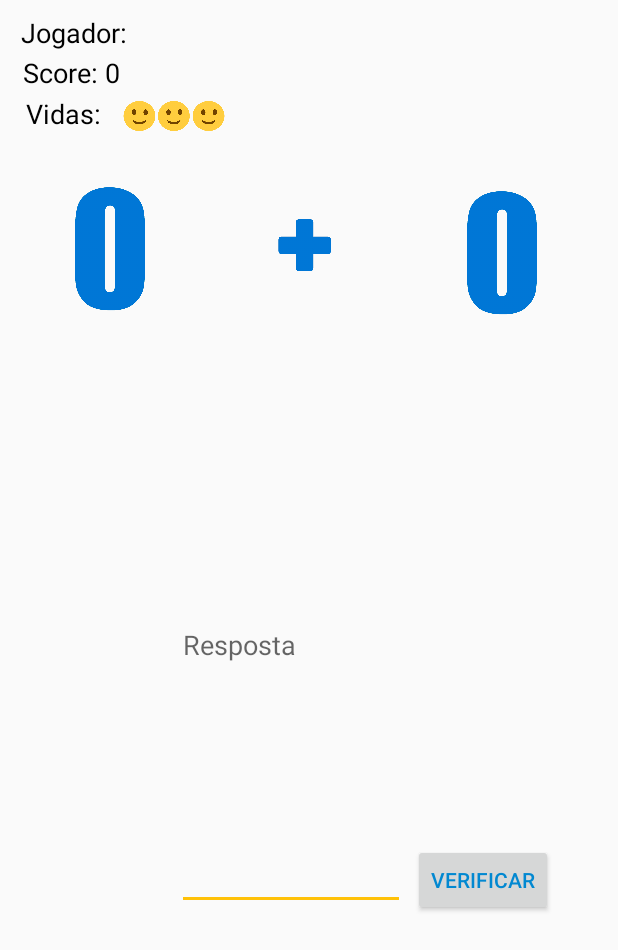
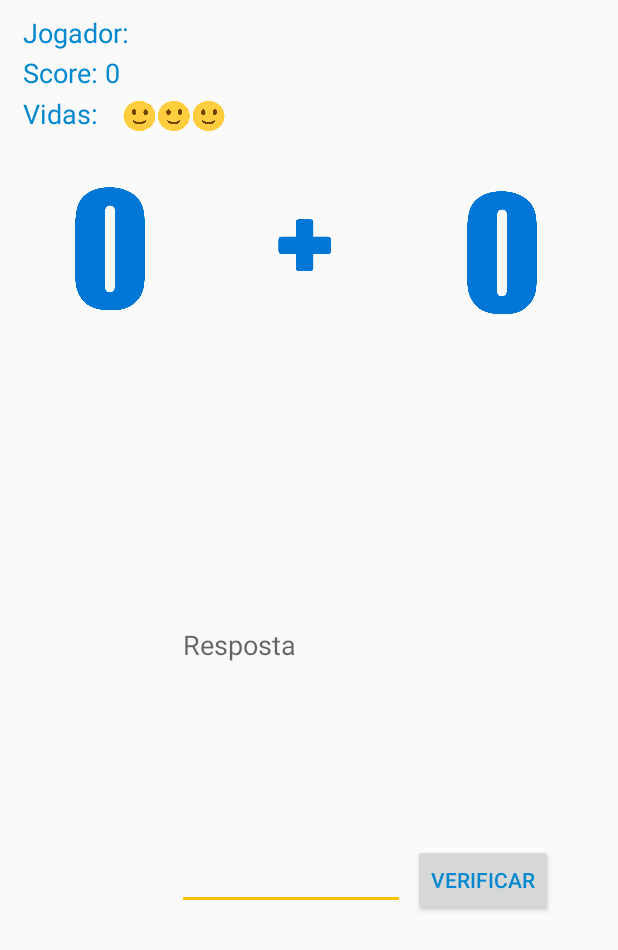
Before and after one commit to lpimentel/ContasKid2, an Android app: the layout activity_nivel1.xml on its own in the app's theme, with its tools: preview values and no code run, on a phone screen of 412 x 824 dp. Shown: the top 950 px of the screen. Run offline under Robolectric (Android 15) with nearby library versions, the phone set to English and light mode, and no system bars.

Commit message:
- Implementa alterações de cores em alguns layouts. - Versão.1.0 concluída

```diff
--- a/app/src/main/res/layout/activity_nivel1.xml
+++ b/app/src/main/res/layout/activity_nivel1.xml
@@ -14,11 +14,11 @@
         android:layout_alignParentStart="true"
         android:layout_alignParentLeft="true"
         android:layout_alignParentTop="true"
-        android:layout_marginStart="14dp"
-        android:layout_marginLeft="14dp"
+        android:layout_marginStart="15dp"
+        android:layout_marginLeft="15dp"
         android:layout_marginTop="9dp"
         android:text="@string/jogador_nome"
-        android:textColor="@android:color/background_dark"
+        android:textColor="@color/colorPrimaryDark"
         android:textSize="18sp" />
 
     <TextView
@@ -32,7 +32,7 @@
         android:layout_marginLeft="15dp"
         android:layout_marginTop="36dp"
         android:text="@string/total_score"
-        android:textColor="@android:color/background_dark"
+        android:textColor="@color/colorPrimaryDark"
         android:textSize="18sp" />
 
     <TextView
@@ -42,11 +42,11 @@
         android:layout_alignParentStart="true"
         android:layout_alignParentLeft="true"
         android:layout_alignParentTop="true"
-        android:layout_marginStart="17dp"
-        android:layout_marginLeft="17dp"
+        android:layout_marginStart="15dp"
+        android:layout_marginLeft="15dp"
         android:layout_marginTop="63dp"
         android:text="@string/et_vidas"
-        android:textColor="@android:color/background_dark"
+        android:textColor="@color/colorPrimaryDark"
         android:textSize="18sp" />
 
     <ImageView
@@ -109,7 +109,6 @@
         android:id="@+id/editText_resultado"
         android:layout_width="100dp"
         android:layout_height="40dp"
-        android:importantForAutofill="no"
         android:layout_alignParentStart="true"
         android:layout_alignParentLeft="true"
         android:layout_alignParentTop="true"
@@ -124,7 +123,9 @@
         android:layout_marginBottom="217dp"
         android:ems="10"
         android:hint="@string/et_resposta"
-        android:inputType="number" tools:targetApi="o"/>
+        android:importantForAutofill="no"
+        android:inputType="number"
+        tools:targetApi="o" />
 
     <Button
         android:id="@+id/button"
```
Also changed, not shown: app/src/main/res/layout/activity_nivel2.xml (+7 -7 lines), app/src/main/res/layout/activity_nivel3.xml (+7 -7 lines), app/src/main/res/layout/activity_nivel4.xml (+8 -8 lines), app/src/main/res/layout/activity_nivel5.xml (+5 -5 lines), app/src/main/res/layout/activity_nivel6.xml (+7 -7 lines).
